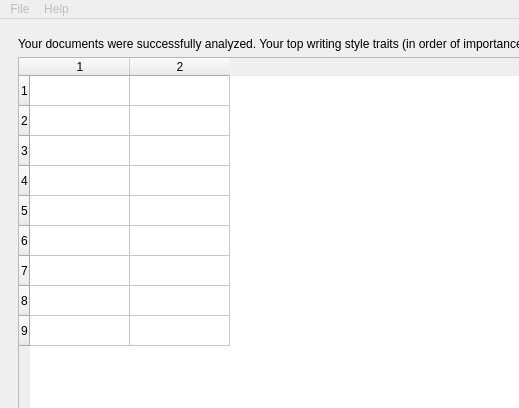
pagea/unstyle, file stylproj/gui/stylproj.ui: the form before one commit; both pictures show x 0 to 519 and y 0 to 408 of the 1209 by 682 pixel window.
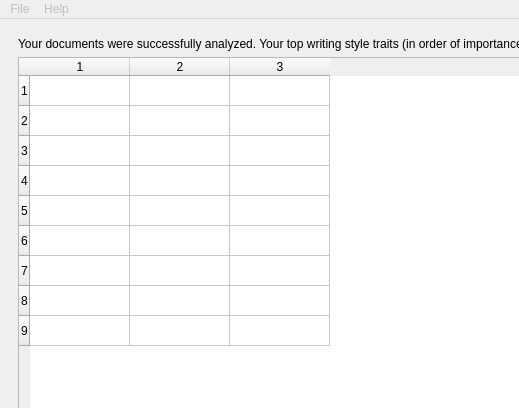
The form after the commit. The open tabs and pages were chosen to show the change. Icons and pictures are not drawn.

What changed in the file:
```diff
--- a/stylproj/gui/stylproj.ui
+++ b/stylproj/gui/stylproj.ui
@@ -226,7 +226,7 @@
            <number>9</number>
           </property>
           <property name="columnCount">
-           <number>2</number>
+           <number>3</number>
           </property>
           <attribute name="horizontalHeaderShowSortIndicator" stdset="0">
            <bool>false</bool>
@@ -242,6 +242,7 @@
           <row/>
           <column/>
           <column/>
+          <column/>
          </widget>
         </item>
         <item>
```
Left out of the diff: 5 changed lines with no effect on the pictures.
